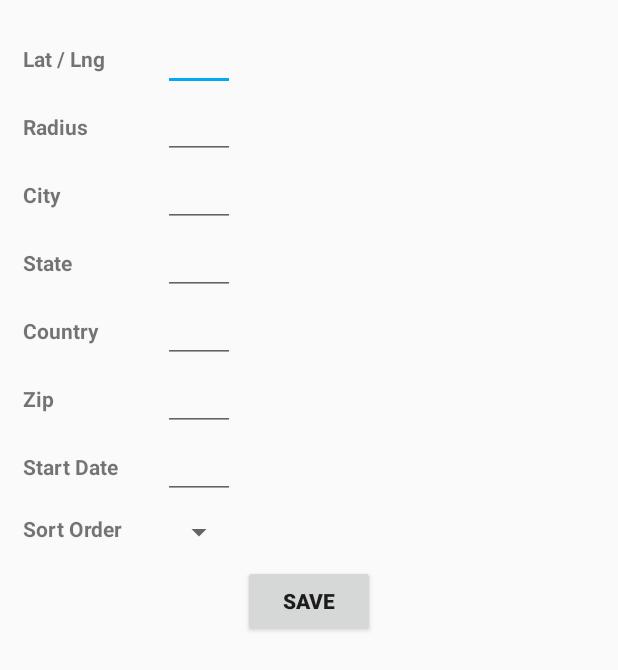
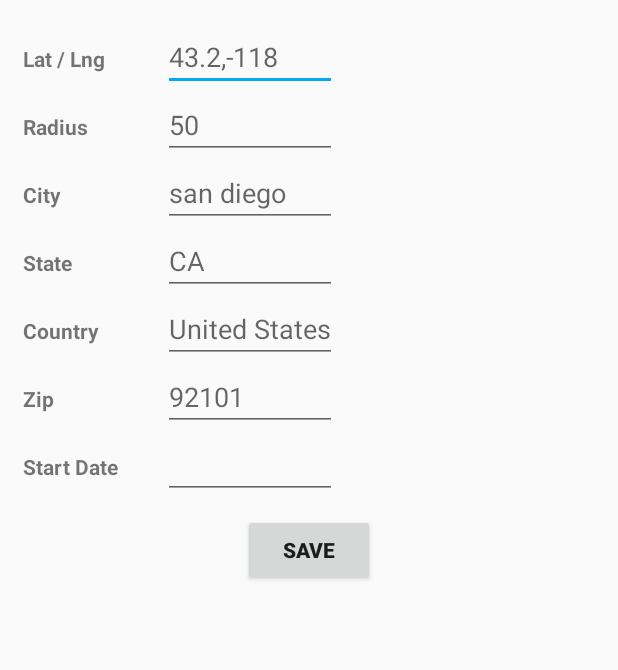
Before and after one commit to traintogether/traintogether, an Android app: the layout fragment_filter_settings.xml on its own in the app's theme, with its tools: preview values and no code run, on a phone screen of 412 x 824 dp. Shown: the top 670 px of the screen. Run offline under Robolectric (Android 15) with nearby library versions, the phone set to English and light mode, and no system bars.

Commit message:
Enhance layout and styling

```diff
--- a/TrainTogether/app/build.gradle
+++ b/TrainTogether/app/build.gradle
@@ -65,6 +65,7 @@ dependencies {
 
     compile 'com.google.code.gson:gson:2.7'
     compile 'com.loopj.android:android-async-http:1.4.9'
+    compile 'uk.co.chrisjenx:calligraphy:2.2.0'
 }
 
 apply plugin: 'com.google.gms.google-services'
--- a/TrainTogether/app/src/main/java/com/codepath/traintogether/activities/ChatActivity.java
+++ b/TrainTogether/app/src/main/java/com/codepath/traintogether/activities/ChatActivity.java
@@ -6,7 +6,6 @@ import android.net.Uri;
 import android.os.Bundle;
 import android.preference.PreferenceManager;
 import android.support.v4.content.ContextCompat;
-import android.support.v7.app.AppCompatActivity;
 import android.support.v7.widget.LinearLayoutManager;
 import android.support.v7.widget.RecyclerView;
 import android.text.Editable;
@@ -22,9 +21,9 @@ import android.widget.ProgressBar;
 import android.widget.TextView;
 
 import com.bumptech.glide.Glide;
-import com.codepath.traintogether.utils.Constants;
 import com.codepath.traintogether.R;
 import com.codepath.traintogether.models.ChatMessage;
+import com.codepath.traintogether.utils.Constants;
 import com.codepath.traintogether.utils.ItemSpaceDecoration;
 import com.facebook.login.LoginManager;
 import com.firebase.ui.database.FirebaseRecyclerAdapter;
@@ -47,7 +46,7 @@ import de.hdodenhof.circleimageview.CircleImageView;
 /**
  * Created by ameyapandilwar on 8/17/16
  */
-public class ChatActivity extends AppCompatActivity {
+public class ChatActivity extends BaseActivity {
 
     private static final String TAG = "ChatActivity";
 
--- a/TrainTogether/app/src/main/java/com/codepath/traintogether/adapters/EventsAdapter.java
+++ b/TrainTogether/app/src/main/java/com/codepath/traintogether/adapters/EventsAdapter.java
@@ -9,6 +9,7 @@ import android.view.ViewGroup;
 import android.widget.ImageButton;
 import android.widget.ImageView;
 import android.widget.TextView;
+import android.widget.Toast;
 
 import com.bumptech.glide.Glide;
 import com.codepath.traintogether.R;
@@ -22,7 +23,7 @@ import java.util.List;
  */
 public class EventsAdapter extends RecyclerView.Adapter<EventsAdapter.ViewHolder> {
 
-    public static class ViewHolder extends RecyclerView.ViewHolder {
+    public class ViewHolder extends RecyclerView.ViewHolder {
         public TextView tvTitle;
         public TextView tvDescription;
         public ImageView ivPoster;
@@ -37,7 +38,8 @@ public class EventsAdapter extends RecyclerView.Adapter<EventsAdapter.ViewHolder
             ibJoin = (ImageButton) view.findViewById(R.id.ibJoin);
 
             ibJoin.setOnClickListener(v -> {
-
+                Result event = mEvents.get(getLayoutPosition());
+                Toast.makeText(mContext, event.getAssetName(), Toast.LENGTH_SHORT).show();
             });
         }
     }
--- a/TrainTogether/app/src/main/java/com/codepath/traintogether/utils/Constants.java
+++ b/TrainTogether/app/src/main/java/com/codepath/traintogether/utils/Constants.java
@@ -17,4 +17,5 @@ public class Constants {
 
     public static final String API_ENDPOINT_URL = "http://api.amp.active.com/v2/search/";
 
+    public static final String DEFAULT_FONT_ASSET_PATH = "fonts/VesperLibre-Regular.ttf";
 }
--- a/TrainTogether/app/src/main/java/com/codepath/traintogether/utils/client/ActiveRequest.java
+++ b/TrainTogether/app/src/main/java/com/codepath/traintogether/utils/client/ActiveRequest.java
@@ -58,7 +58,7 @@ public class ActiveRequest {
     }
 
     public void setCity(String city) {
-        this.city = city;
+        this.city = city.replace(" ", "+");
     }
 
     public String getState() {
@@ -82,7 +82,7 @@ public class ActiveRequest {
     }
 
     public void setCountry(String country) {
-        this.country = country;
+        this.country = country.replace(" ", "%20");
     }
 
     public String getStartDate() {
--- a/TrainTogether/app/src/main/res/layout/fragment_filter_settings.xml
+++ b/TrainTogether/app/src/main/res/layout/fragment_filter_settings.xml
@@ -23,6 +23,7 @@
             android:layout_width="wrap_content"
             android:layout_height="wrap_content"
             android:layout_marginLeft="5dp"
+            android:hint="43.2,-118"
             android:editable="false"
             android:text="" />
     </TableRow>
@@ -44,6 +45,7 @@
             android:layout_width="wrap_content"
             android:layout_height="wrap_content"
             android:layout_marginLeft="5dp"
+            android:hint="50"
             android:inputType="number"
             android:text="" />
     </TableRow>
@@ -65,6 +67,7 @@
             android:layout_width="wrap_content"
             android:layout_height="wrap_content"
             android:layout_marginLeft="5dp"
+            android:hint="san diego"
             android:text="" />
     </TableRow>
 
@@ -85,6 +88,8 @@
             android:layout_width="wrap_content"
             android:layout_height="wrap_content"
             android:layout_marginLeft="5dp"
+            android:maxLength="2"
+            android:hint="CA"
             android:text="" />
     </TableRow>
 
@@ -105,6 +110,7 @@
             android:layout_width="wrap_content"
             android:layout_height="wrap_content"
             android:layout_marginLeft="5dp"
+            android:hint="United States"
             android:text="" />
     </TableRow>
 
@@ -126,6 +132,8 @@
             android:layout_height="wrap_content"
             android:layout_marginLeft="5dp"
             android:inputType="number"
+            android:hint="92101"
+            android:maxLength="5"
             android:text="" />
     </TableRow>
 
@@ -153,27 +161,6 @@
     <TableRow
         android:layout_width="match_parent"
         android:layout_height="wrap_content"
-        android:layout_gravity="center_horizontal"
-        android:layout_marginTop="10dp">
-
-        <TextView
-            android:id="@+id/tvSortOrder"
-            android:layout_width="wrap_content"
-            android:layout_height="wrap_content"
-            android:text="Sort Order"
-            android:textStyle="bold" />
-
-        <Spinner
-            android:id="@+id/spSortOrder"
-            android:layout_width="wrap_content"
-            android:layout_height="wrap_content"
-            android:layout_marginLeft="5dp" />
-
-    </TableRow>
-
-    <TableRow
-        android:layout_width="match_parent"
-        android:layout_height="wrap_content"
         android:layout_marginTop="10dp"
         android:gravity="center">
 
--- a/TrainTogether/app/src/main/res/layout/include_list_viewpager.xml
+++ b/TrainTogether/app/src/main/res/layout/include_list_viewpager.xml
@@ -19,7 +19,7 @@
             app:popupTheme="@style/ThemeOverlay.AppCompat.Light"
             app:layout_scrollFlags="scroll|enterAlways|snap" />
 
-        <android.support.design.widget.TabLayout
+        <com.codepath.traintogether.utils.StylishTabLayout
             android:id="@+id/tabs"
             android:layout_width="match_parent"
             android:layout_height="wrap_content" />
--- a/TrainTogether/app/src/main/res/layout/item_message.xml
+++ b/TrainTogether/app/src/main/res/layout/item_message.xml
@@ -34,11 +34,13 @@
 
                 <TextView
                     android:id="@+id/messengerTextView"
+                    fontPath="fonts/VesperLibre-Bold.ttf"
                     android:layout_width="wrap_content"
                     android:layout_height="wrap_content"
                     android:layout_weight="0"
+                    android:textAppearance="?android:attr/textAppearanceSmall"
                     android:textStyle="bold"
-                    android:textAppearance="?android:attr/textAppearanceSmall" />
+                    tools:ignore="MissingPrefix" />
 
                 <TextView
                     android:id="@+id/messageTextView"
--- a/TrainTogether/app/src/main/res/values/strings.xml
+++ b/TrainTogether/app/src/main/res/values/strings.xml
@@ -21,6 +21,7 @@
     <string name="chat">Chat</string>
     <string name="title_activity_feed">FeedActivity</string>
     <string name="feed">Feed</string>
+    <string name="fb_login_protocol_scheme">fb284489345258643</string>
 
     <string-array name="sort_order_values">
         <item>Date Ascending</item>
```
Also changed, not shown: TrainTogether/app/src/main/AndroidManifest.xml (+12 -0 lines), TrainTogether/app/src/main/java/com/codepath/traintogether/TrainTogetherApplication.java (added, +23 -0 lines), TrainTogether/app/src/main/java/com/codepath/traintogether/activities/BaseActivity.java (+8 -0 lines), TrainTogether/app/src/main/java/com/codepath/traintogether/activities/MainActivity.java (+3 -4 lines), TrainTogether/app/src/main/java/com/codepath/traintogether/adapters/SpinnerAdapter.java (deleted, +0 -35 lines), TrainTogether/app/src/main/java/com/codepath/traintogether/fragments/FilterSettingsDialogFragment.java (+0 -13 lines), TrainTogether/app/src/main/java/com/codepath/traintogether/utils/StylishTabLayout.java (added, +46 -0 lines), TrainTogether/app/src/main/res/layout/item_event.xml (+5 -2 lines), TrainTogether/app/src/main/assets/fonts/Fanwood.otf (deleted), TrainTogether/app/src/main/assets/fonts/VesperLibre-Bold.ttf (added), TrainTogether/app/src/main/assets/fonts/VesperLibre-Regular.ttf (added).
